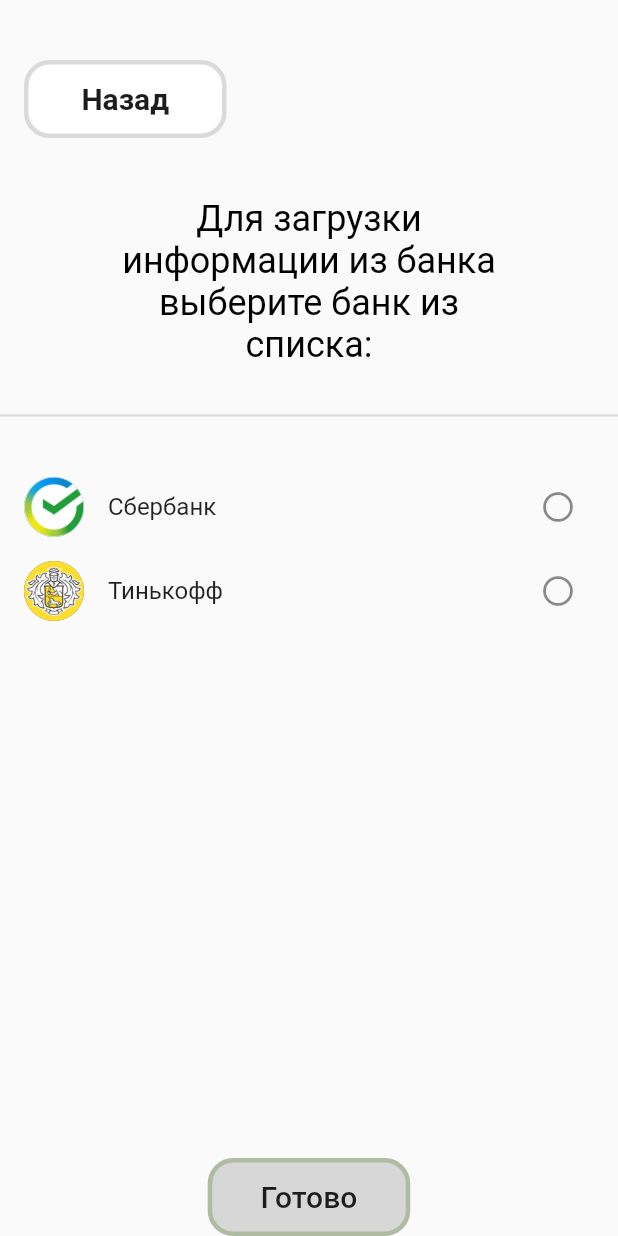
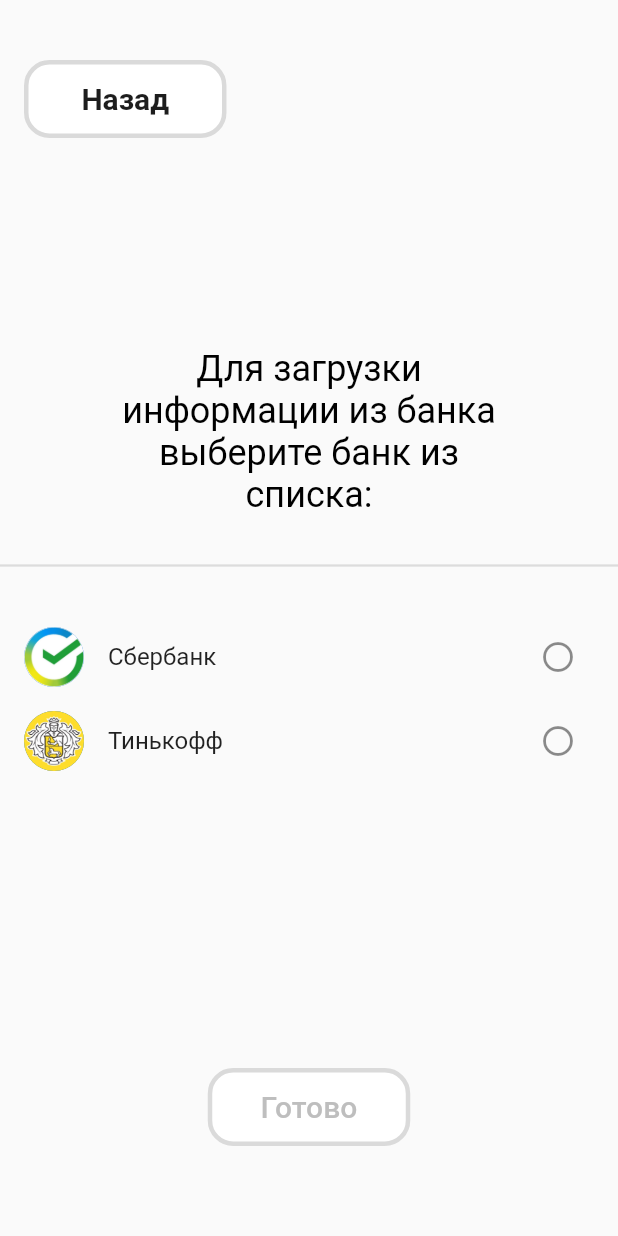
Before and after one commit to nvsces/finance-app, a Flutter app: the _ExpensesContent screen opened directly, after a tap on the "add" icon, on a phone screen of 412 x 824 dp. Run offline on Flutter 3.47's test engine with Material 2 defaults, Android fonts, the phone set to English and light mode, and no system bars; our stand-ins replace bloc, dio, file_picker, fl_chart, flutter_bloc, flutter_svg and 4 more; missing offline and left inert: flutter_pretty_dio_logger; accounts and stored records are empty; network calls fail; statements that could not run were skipped.

Commit message:
Merger of FD-14 with FD-13. The most current branch

```diff
--- a/lib/data/api/api_handler.dart
+++ b/lib/data/api/api_handler.dart
@@ -14,7 +14,7 @@
 
   Future<List<Transaction>> getExpenses() async {
     final response = await dio.get(
-      '$hostUrl/transaction?start=1680011659000&end=1682872073000&enabled=true',
+      '$hostUrl/transaction?start=0&end=16828720730000&enabled=true',
     );
 
     final data = response.data['transactions'];
--- a/lib/router/mobile_routes_info.dart
+++ b/lib/router/mobile_routes_info.dart
@@ -36,6 +36,7 @@
           builder: (context, state) => const HomePage(),
         ),
         GoRoute(
+          parentNavigatorKey: AppRouter.rootNavigatorKey,
           path: MobileRoutes.upload.path,
           name: MobileRoutes.upload.name,
           builder: (context, state) => const UploadFilePage(),
--- a/lib/ui/mobile/pages/expenses_page.dart
+++ b/lib/ui/mobile/pages/expenses_page.dart
@@ -3,6 +3,7 @@
 import 'package:finance_app/domain/state/expenses/expenses_bloc.dart';
 import 'package:finance_app/ui/mobile/pages/upload_file_page.dart';
 import 'package:finance_app/ui/mobile/widgets/chart.dart';
+import 'package:finance_app/ui/theme/app_colors.dart';
 import 'package:flutter/material.dart';
 import 'package:flutter_bloc/flutter_bloc.dart';
 import 'package:go_router/go_router.dart';
@@ -29,21 +30,30 @@
     return BlocBuilder<ExpensesBloc, ExpensesState>(
       builder: (context, state) {
         return Scaffold(
-          appBar: AppBar(actions: [IconButton(onPressed: (){context.read<AuthBloc>().add(AuthEvent.logout());}, icon: Icon(Icons.logout))],),
-
             floatingActionButtonLocation: FloatingActionButtonLocation.endTop,
             floatingActionButton: Padding(
                 padding: const EdgeInsets.only(top: 20),
+                child: Container(
+                    decoration: BoxDecoration(
+                        shape: BoxShape.circle,
+                        border: Border.all(
+                            color: AppColors.textunselect,
+                            width: 3,
+                            style: BorderStyle.solid)),
+                    width: 55,
+                    height: 55,
                     child: FloatingActionButton(
+                      elevation: 0,
                       onPressed: () {
-                    context.push(MobileRoutes.upload.path);
+                        context.pushReplacement((MobileRoutes.upload.path));
                       },
+                      backgroundColor: Colors.white,
                       child: Icon(
                         Icons.add,
-                    color: Colors.black,
+                        color: AppColors.textunselect,
+                        size: 40,
                       ),
-                  backgroundColor: Colors.white,
-                )),
+                    ))),
             body: state.isLoading
                 ? const Center(
                     child: CircularProgressIndicator(),
--- a/lib/ui/mobile/pages/upload_file_page.dart
+++ b/lib/ui/mobile/pages/upload_file_page.dart
@@ -1,6 +1,8 @@
 import 'package:finance_app/di/injector.dart';
 import 'package:finance_app/domain/entity/bank_enum.dart';
 import 'package:finance_app/domain/state/upload_file/upload_file_bloc.dart';
+import 'package:finance_app/router/mobile_routes.dart';
+import 'package:finance_app/router/mobile_routes_info.dart';
 import 'package:finance_app/ui/theme/app_button.dart';
 import 'package:finance_app/ui/theme/app_colors.dart';
 import 'package:finance_app/ui/theme/app_text.dart';
@@ -37,7 +39,7 @@
           child: AppButton(
               child: const AppText(text: 'Назад', size: 20),
               func: () {
-                context.pop();
+                context.go(MobileRoutes.expenses.path);
               }),
         ),
         Expanded(
@@ -48,8 +50,8 @@
                       SnackBar(content: Text('Произошла ошибка')));
                 }
                 if (state.result is SuccessUploadFileState) {
-                  ScaffoldMessenger.of(context)
-                      .showSnackBar(SnackBar(content: Text('Все ок')));
+                  ScaffoldMessenger.of(context).showSnackBar(
+                      SnackBar(content: Text('Файл успешно загружен')));
                   context.pop();
                 }
               },
@@ -61,6 +63,9 @@
                     Expanded(
                       child: Column(
                         children: [
+                          const SizedBox(
+                            height: 100,
+                          ),
                           Container(
                             width: 250,
                             child: const AppText(
@@ -91,6 +96,9 @@
                             text: 'Готово',
                             size: 20,
                             weight: 4,
+                            color: state.isSelected
+                                ? AppColors.black
+                                : AppColors.textunselect,
                           ),
                           func: () {
                             if (!state.isSelected) {
@@ -102,12 +110,17 @@
                           },
                           backgroundColor: state.isSelected
                               ? AppColors.green
+                              : AppColors.white,
+                          borderColor: state.isSelected
+                              ? AppColors.greenBorder
                               : AppColors.grey,
-                          borderColor: AppColors.greenBorder,
                           overlayColor: AppColors.greenBorder,
                         ),
                       ),
                     ),
+                    SizedBox(
+                      height: 60,
+                    )
                   ],
                 ),
               )),
--- a/lib/ui/mobile/widgets/chart.dart
+++ b/lib/ui/mobile/widgets/chart.dart
@@ -3,12 +3,17 @@
 
 import 'package:finance_app/router/mobile_routes.dart';
 import 'package:finance_app/ui/mobile/pages/detail_category_page.dart';
+import 'package:finance_app/ui/theme/app_text.dart';
 import 'package:fl_chart/fl_chart.dart';
 import 'package:flutter/foundation.dart';
 import 'package:flutter/material.dart';
 
 import 'package:finance_app/data/models/transaction.dart';
+import 'package:flutter_bloc/flutter_bloc.dart';
 import 'package:go_router/go_router.dart';
+
+import '../../../domain/state/auth/auth_bloc.dart';
+import '../../theme/app_button.dart';
 
 class ChartWidget extends StatelessWidget {
   ChartWidget({super.key, required this.transactions});
@@ -21,6 +26,14 @@
     return SingleChildScrollView(
       child: Column(
         children: [
+          Container(
+            margin: const EdgeInsets.only(top: 45, right: 250),
+            child: AppButton(
+                child: const AppText(text: 'Выйти', size: 20),
+                func: () {
+                  context.read<AuthBloc>().add(AuthEvent.logout());
+                }),
+          ),
           AspectRatio(
             aspectRatio: 1.3,
             child: Row(
--- a/lib/ui/theme/app_colors.dart
+++ b/lib/ui/theme/app_colors.dart
@@ -4,10 +4,8 @@
   AppColors._();
 
   //Common colors
-  static const textSelected = Colors.black87;
-  static const textUnselected = Colors.black38;
-  static const defaultColor1 = Colors.white;
-  static const defaultColor2 = Color.fromARGB(255, 190, 190, 190);
+
+  static const textunselect = Color.fromARGB(255, 190, 190, 190);
   static const defaultColor3 = Colors.blue;
   static const transparent = Color(0x00ffffff);
   static const white = Color(0xffffffff);
```
Lines whose indentation alone changed are shown as unchanged.
